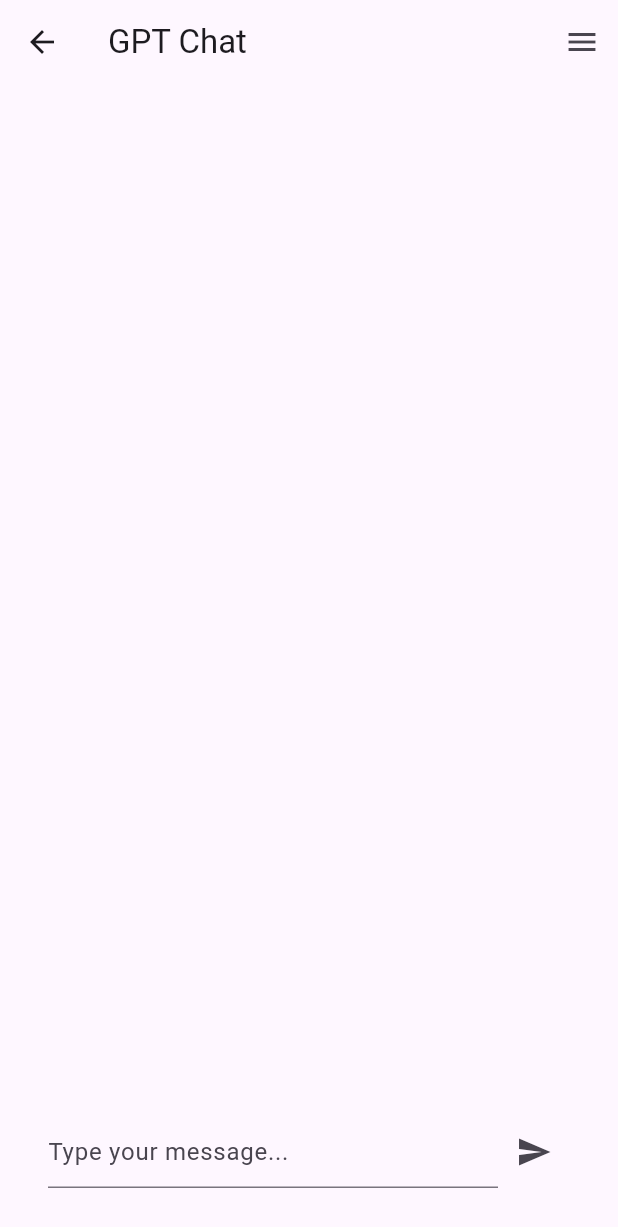
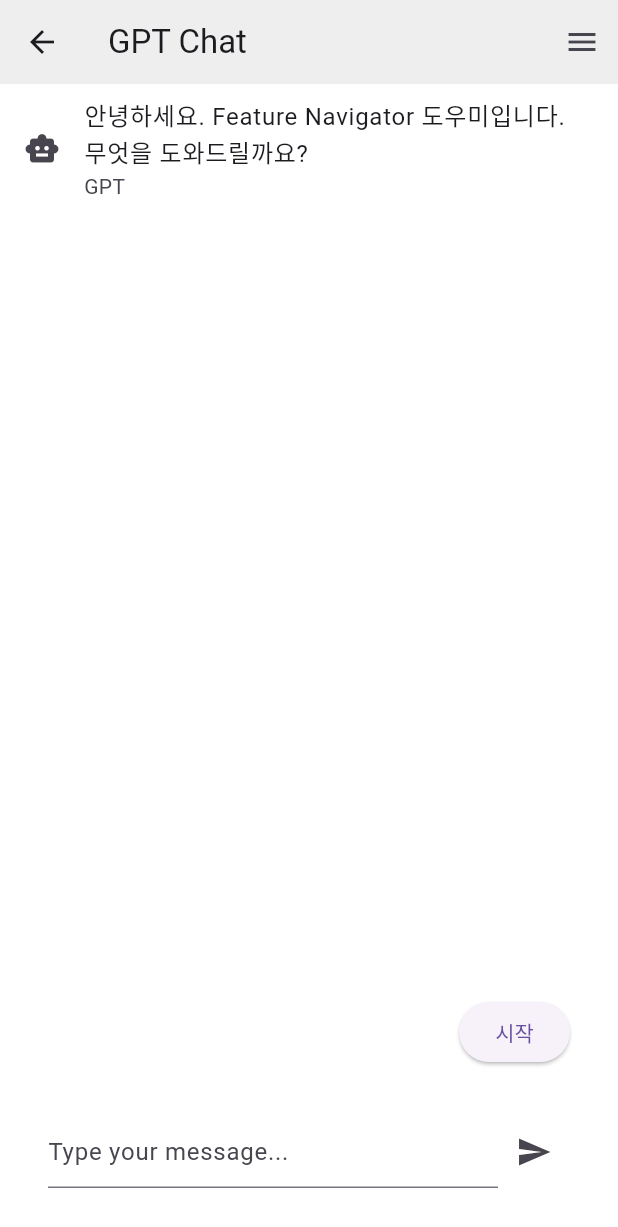
Before and after one commit to yunseoLee0343/feature_navigator, a Flutter app: the ChatPage screen opened directly, on a phone screen of 412 x 824 dp. Shown: the top 1227 px of the screen. Run offline on Flutter 3.47's test engine with Material 3 defaults, Android fonts, the phone set to English and light mode, and no system bars; our stand-ins replace go_router.

Commit message:
feat: Add Guide Buttons

```diff
--- a/example/lib/main.dart
+++ b/example/lib/main.dart
@@ -14,7 +14,7 @@ class MyApp extends StatelessWidget {
   MyApp({super.key})
       : _router = FeatureRouter(
           useAI: true,
-          aiApiKey: 'your-api-key',
+          aiApiKey: 'api-key',
           routes: [
             FeatureRoute(
               name: '배달 화면',
--- a/lib/chat_page.dart
+++ b/lib/chat_page.dart
@@ -15,8 +15,16 @@ class ChatPage extends StatefulWidget {
 
 class ChatPageState extends State<ChatPage> {
   final TextEditingController _controller = TextEditingController();
-  final List<Map<String, String>> _messages = [];
+  final List<Map<String, String>> _messages = [
+    {
+      'role': 'assistant',
+      'content': '안녕하세요. Feature Navigator 도우미입니다. 무엇을 도와드릴까요?'
+    }
+  ];
   late GPTService _gptService;
+
+  bool isStartClicked = false;
+  bool isUserDeterminedPath = false;
 
   @override
   void initState() {
@@ -28,6 +36,14 @@ class ChatPageState extends State<ChatPage> {
   }
 
   void _sendMessage() async {
+    if (!isStartClicked) {
+      setState(() {
+        isStartClicked = true;
+      });
+
+      return;
+    }
+
     final message = _controller.text;
     if (message.isEmpty) return;
 
@@ -51,14 +67,45 @@ class ChatPageState extends State<ChatPage> {
     }
   }
 
+  List<Widget> _getButtons(List<String> contents) {
+    return !isStartClicked
+        ? [
+            ElevatedButton(
+                onPressed: () {
+                  setState(() {
+                    isStartClicked = true;
+                  });
+                },
+                child: const Text("시작"))
+          ]
+        : contents.map((content) {
+            return ElevatedButton(
+              onPressed: () {
+                _controller.text = content;
+                _sendMessage();
+                setState(() {
+                  isUserDeterminedPath = true;
+                });
+              },
+              child: Text(content),
+            );
+          }).toList();
+  }
+
   @override
   Widget build(BuildContext context) {
     final routeInfoProvider = RouteInfoProvider(routes: allRoutes);
+    final List<String> buttonContents = routeInfoProvider
+        .getRoutesInfo()
+        .map((routeInfo) => routeInfo['name']!)
+        .toList();
 
     return Scaffold(
       appBar: AppBar(
         title: const Text('GPT Chat'),
+        backgroundColor: Colors.grey[200],
       ),
+      backgroundColor: Colors.white,
       endDrawer: Drawer(
         child: SafeArea(
           child: Padding(
@@ -99,25 +146,45 @@ class ChatPageState extends State<ChatPage> {
         ),
       ),
       body: Column(
+        crossAxisAlignment: CrossAxisAlignment.stretch,
         children: [
           Expanded(
             child: ListView.builder(
               itemCount: _messages.length,
               itemBuilder: (context, index) {
                 final message = _messages[index];
-                print(message);
+                print("message: $message");
+                String extracted = '';
                 String path = '';
 
                 if (message['role'] == 'assistant') {
+                  /*
                   int questionMarkIndex = message['content']!.indexOf('?');
                   path = message['content']!
                       .substring(questionMarkIndex + 1)
                       .trim();
+                  */
+                  final regExp = RegExp(r'찾으시는 기능이 (.*?) 맞으신가요\?');
+                  final match = regExp.firstMatch(message['content']!);
+
+                  if (match != null) {
+                    extracted = match.group(1)?.trim() ?? '';
+                    print("extracted: $extracted");
+                    path = routeInfoProvider.getRoutePath(extracted);
+                  } else {
+                    print('No match found.');
+                  }
+                } else if (isUserDeterminedPath) {
+                  path = message['content']!;
+                  isUserDeterminedPath = false;
                 }
 
                 print('Extracted Path: $path');
 
-                return ListTile(
+                return Column(
+                  crossAxisAlignment: CrossAxisAlignment.start,
+                  children: [
+                    ListTile(
                       title: Text(message['content']!),
                       subtitle: Text(message['role'] == 'user' ? 'You' : 'GPT'),
                       leading: message['role'] == 'assistant'
@@ -126,14 +193,35 @@ class ChatPageState extends State<ChatPage> {
                       trailing: message['role'] == 'user'
                           ? const Icon(Icons.person)
                           : null,
-                  // If there's a path in the message, show a button
-                  onTap: path != ''
+                      onTap: path.isNotEmpty
                           ? () {
                               context.push(path);
                             }
                           : null,
+                    ),
+                    if (path.isNotEmpty && message['role'] == 'assistant')
+                      Padding(
+                        padding:
+                            const EdgeInsets.only(left: 8, right: 8, bottom: 8),
+                        child: ElevatedButton(
+                          onPressed: () {
+                            context.push(path);
+                          },
+                          child: Text("$extracted로 이동하기"),
+                        ),
+                      ),
+                  ],
                 );
               },
+            ),
+          ),
+          Padding(
+            padding: const EdgeInsets.only(
+              right: 32,
+            ),
+            child: Column(
+              crossAxisAlignment: CrossAxisAlignment.end,
+              children: _getButtons(buttonContents),
             ),
           ),
           Padding(
```
Also changed, not shown: lib/feature_router_provider.dart (+9 -0 lines). Lines whose indentation alone changed are shown as unchanged.
